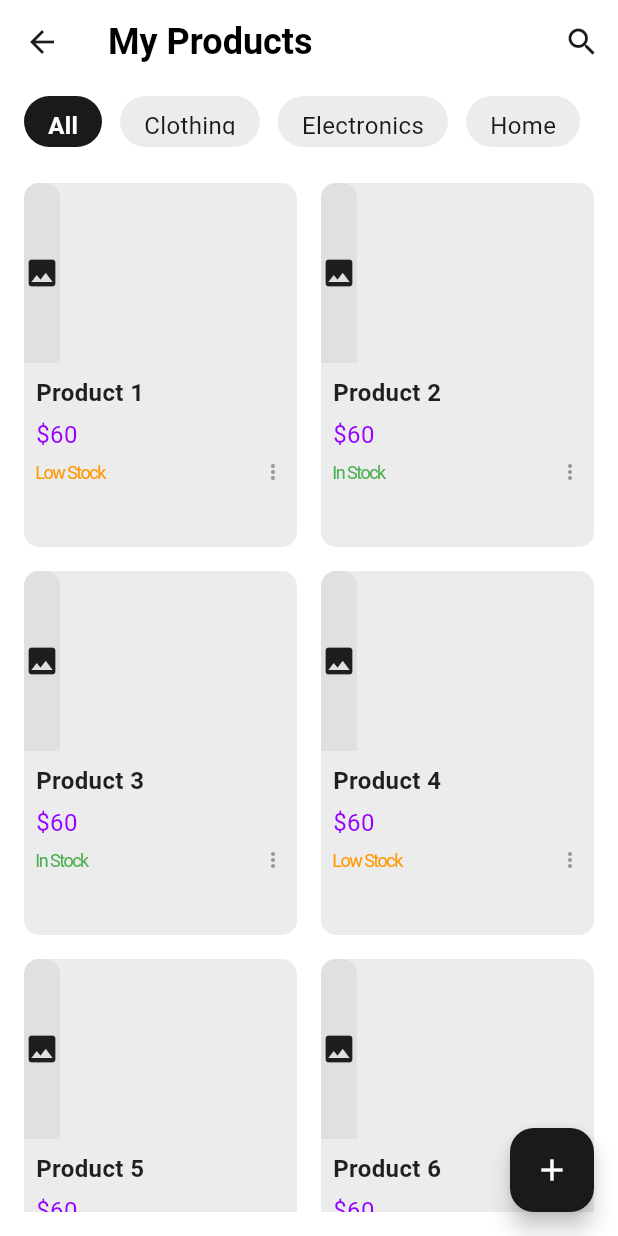
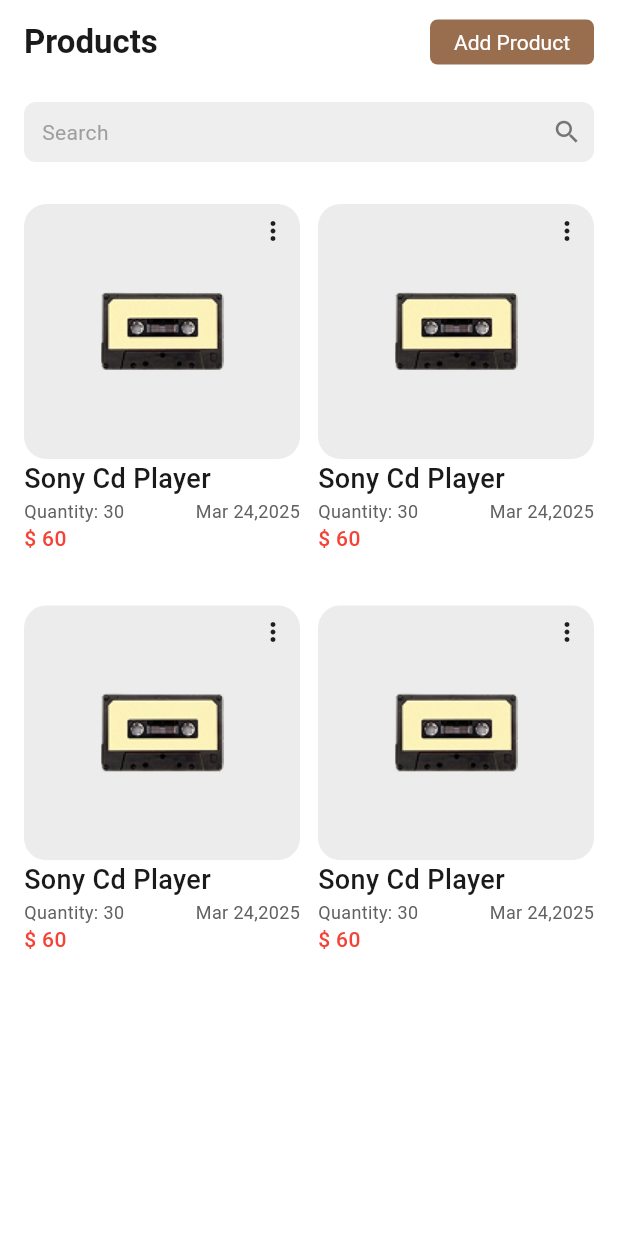
Before and after one commit to suheerthedev/marketplace, a Flutter app: the SellerProductsView screen opened by its route, on a phone screen of 412 x 824 dp. Run offline on Flutter 3.47's test engine with Material 3 defaults, Android fonts, the phone set to English and light mode, and no system bars; our stand-ins replace carousel_slider, font_awesome_flutter, google_fonts, iconsax_flutter, stacked, stacked_services and 1 more.

Commit message:
Completed Seller Product View Design

```diff
--- a/lib/ui/views/home/home_view.dart
+++ b/lib/ui/views/home/home_view.dart
@@ -4,6 +4,7 @@ import 'package:google_fonts/google_fonts.dart';
 import 'package:marketplace/app/app.router.dart';
 import 'package:marketplace/ui/widgets/common/category_card/category_card.dart';
 import 'package:marketplace/ui/widgets/common/product_card_1/product_card_1.dart';
+import 'package:marketplace/ui/widgets/common/search_bar/search_bar.dart';
 import 'package:stacked/stacked.dart';
 
 import 'home_viewmodel.dart';
@@ -16,36 +17,11 @@ class HomeView extends StackedView<HomeViewModel> {
     return Scaffold(
       backgroundColor: Colors.white,
       appBar: AppBar(
-        backgroundColor: Colors.white,
-        automaticallyImplyLeading: false,
-        title: Container(
-          decoration: BoxDecoration(
-            color: Colors.grey[200],
-            borderRadius: BorderRadius.circular(20),
-          ),
-          child: Row(
-            children: [
-              Expanded(
-                child: TextField(
-                  decoration: InputDecoration(
-                    hintText: 'Search',
-                    hintStyle: GoogleFonts.roboto(
-                        color: Colors.grey[600],
-                        fontSize: 16,
-                        fontWeight: FontWeight.w500),
-                    border: InputBorder.none,
-                    contentPadding: const EdgeInsets.symmetric(horizontal: 15),
-                  ),
-                ),
-              ),
-              Padding(
-                padding: const EdgeInsets.only(right: 10.0),
-                child: Icon(Icons.search, color: Colors.grey[500]),
-              ),
-            ],
-          ),
-        ),
-      ),
+          backgroundColor: Colors.white,
+          automaticallyImplyLeading: false,
+          title: CustomSearchBar(
+            isAppBar: true,
+          )),
       body: SafeArea(
         child: SingleChildScrollView(
           child: Padding(
--- a/lib/ui/views/seller_products/seller_products_view.dart
+++ b/lib/ui/views/seller_products/seller_products_view.dart
@@ -1,4 +1,6 @@
 import 'package:flutter/material.dart';
+import 'package:google_fonts/google_fonts.dart';
+import 'package:marketplace/ui/widgets/common/search_bar/search_bar.dart';
 import 'package:stacked/stacked.dart';
 import 'package:marketplace/ui/common/app_colors.dart';
 import 'package:marketplace/ui/common/ui_helpers.dart';
@@ -20,64 +22,38 @@ class SellerProductsView extends StackedView<SellerProductsViewModel> {
       appBar: AppBar(
         backgroundColor: secondaryBackgroundColor,
         elevation: 0,
-        title: Text('My Products', style: AppTextStyles.heading1),
-        actions: [
-          IconButton(
-            icon: const Icon(Icons.search, color: mainTextColor),
-            onPressed: viewModel.searchProducts,
+        automaticallyImplyLeading: false,
+        title: Row(
+          mainAxisAlignment: MainAxisAlignment.spaceBetween,
+          children: [
+            Text("Products",
+                style: GoogleFonts.roboto(
+                    fontSize: 22,
+                    fontWeight: FontWeight.w600,
+                    color: mainTextColor)),
+            Container(
+              padding: const EdgeInsets.symmetric(horizontal: 16, vertical: 6),
+              decoration: BoxDecoration(
+                  color: brownContainerColor,
+                  borderRadius: BorderRadius.circular(5)),
+              child: Text("Add Product",
+                  style: GoogleFonts.roboto(
+                      fontSize: 14,
+                      fontWeight: FontWeight.w400,
+                      color: secondaryTextColor)),
             ),
           ],
         ),
-      floatingActionButton: FloatingActionButton(
-        backgroundColor: mainBtnColor,
-        onPressed: viewModel.addNewProduct,
-        child: const Icon(Icons.add, color: secondaryTextColor),
       ),
       body: SafeArea(
         child: Column(
           crossAxisAlignment: CrossAxisAlignment.start,
           children: [
-            _buildCategoryTabs(viewModel),
+            const CustomSearchBar(),
             Expanded(
               child: _buildProductGrid(viewModel),
             ),
           ],
-        ),
-      ),
-    );
-  }
-
-  Widget _buildCategoryTabs(SellerProductsViewModel viewModel) {
-    return Container(
-      height: 50,
-      padding: const EdgeInsets.symmetric(horizontal: 16, vertical: 8),
-      child: ListView(
-        scrollDirection: Axis.horizontal,
-        children: [
-          _buildCategoryTab('All', true, viewModel),
-          _buildCategoryTab('Clothing', false, viewModel),
-          _buildCategoryTab('Electronics', false, viewModel),
-          _buildCategoryTab('Home', false, viewModel),
-          _buildCategoryTab('Beauty', false, viewModel),
-        ],
-      ),
-    );
-  }
-
-  Widget _buildCategoryTab(
-      String title, bool isActive, SellerProductsViewModel viewModel) {
-    return Container(
-      margin: const EdgeInsets.only(right: 12),
-      padding: const EdgeInsets.symmetric(horizontal: 16, vertical: 8),
-      decoration: BoxDecoration(
-        color: isActive ? mainBtnColor : lightContainerColor,
-        borderRadius: BorderRadius.circular(20),
-      ),
-      child: Text(
-        title,
-        style: AppTextStyles.bodyText1.copyWith(
-          color: isActive ? secondaryTextColor : mainTextColor,
-          fontWeight: isActive ? FontWeight.bold : FontWeight.normal,
         ),
       ),
     );
@@ -89,19 +65,18 @@ class SellerProductsView extends StackedView<SellerProductsViewModel> {
       child: GridView.builder(
         gridDelegate: const SliverGridDelegateWithFixedCrossAxisCount(
           crossAxisCount: 2,
-          childAspectRatio: 0.75,
-          crossAxisSpacing: 16,
-          mainAxisSpacing: 16,
+          childAspectRatio: 0.72,
+          crossAxisSpacing: 12,
+          mainAxisSpacing: 12,
         ),
-        itemCount: 10, // Demo count
+        itemCount: 4, // Show 4 items as in the design
         itemBuilder: (context, index) {
           return _buildProductCard(
-            name: 'Product ${index + 1}',
-            price: "\$60",
-            imageUrl: '',
-            stockStatus: index % 3 == 0 ? 'Low Stock' : 'In Stock',
-            statusColor: index % 3 == 0 ? Colors.orange : Colors.green,
-            onTap: () => viewModel.viewProductDetails(index),
+            name: 'Sony Cd Player',
+            image: 'assets/images/cassette.png',
+            quantity: '30',
+            date: 'Mar 24,2025',
+            price: '\$ 60',
           );
         },
       ),
@@ -110,77 +85,161 @@ class SellerProductsView extends StackedView<SellerProductsViewModel> {
 
   Widget _buildProductCard({
     required String name,
+    required String image,
+    required String quantity,
+    required String date,
     required String price,
-    required String imageUrl,
-    required String stockStatus,
-    required Color statusColor,
-    required VoidCallback onTap,
   }) {
-    return InkWell(
-      onTap: onTap,
+    return SizedBox(
+      child: Stack(children: [
+        Column(
+          crossAxisAlignment: CrossAxisAlignment.start,
+          spacing: 0,
+          children: [
+            ClipRRect(
+              borderRadius: BorderRadius.circular(15),
               child: Container(
-        decoration: BoxDecoration(
+                width: double.infinity,
+                height: 170,
                 color: lightContainerColor,
-          borderRadius: BorderRadius.circular(10),
-        ),
-        child: Column(
-          crossAxisAlignment: CrossAxisAlignment.start,
-          children: [
-            Container(
-              height: 120,
-              decoration: BoxDecoration(
-                color: Colors.grey.shade300,
-                borderRadius: const BorderRadius.only(
-                  topLeft: Radius.circular(10),
-                  topRight: Radius.circular(10),
+                child: Center(
+                  child: Image.asset(image),
                 ),
               ),
-              child: Icon(Icons.image),
             ),
-            Padding(
-              padding: const EdgeInsets.all(8.0),
-              child: Column(
-                crossAxisAlignment: CrossAxisAlignment.start,
-                children: [
             Text(
+              softWrap: true,
               name,
-                    style: AppTextStyles.bodyText1.copyWith(
-                      fontWeight: FontWeight.bold,
+              maxLines: 2,
+              overflow: TextOverflow.ellipsis,
+              style: GoogleFonts.roboto(
+                  fontSize: 18,
+                  fontWeight: FontWeight.w500,
+                  color: mainTextColor),
             ),
-                    maxLines: 1,
-                    overflow: TextOverflow.ellipsis,
-                  ),
-                  verticalSpaceTiny,
-                  Text(
-                    price,
-                    style: AppTextStyles.bodyText1.copyWith(
-                      color: kcPrimaryColor,
-                    ),
-                  ),
-                  verticalSpaceTiny,
             Row(
               mainAxisAlignment: MainAxisAlignment.spaceBetween,
               children: [
                 Text(
-                        stockStatus,
-                        style: AppTextStyles.caption.copyWith(
-                          color: statusColor,
+                  'Quantity: $quantity',
+                  style: GoogleFonts.roboto(
+                    fontSize: 12,
+                    color: Colors.grey.shade700,
                   ),
                 ),
-                      const Icon(
-                        Icons.more_vert,
-                        size: 16,
-                        color: iconColor,
-                      ),
-                    ],
-                  ),
-                ],
+                Text(
+                  date,
+                  style: GoogleFonts.roboto(
+                    fontSize: 12,
+                    color: Colors.grey.shade700,
                   ),
                 ),
               ],
             ),
+            Text(
+              price,
+              maxLines: 1,
+              overflow: TextOverflow.ellipsis,
+              style: GoogleFonts.roboto(
+                  fontSize: 14, fontWeight: FontWeight.w500, color: Colors.red),
+            )
+          ],
         ),
+        const Align(
+          alignment: Alignment.topRight,
+          child: Padding(
+            padding: EdgeInsets.all(8.0),
+            child: Icon(Icons.more_vert, size: 20),
+          ),
+        ),
+      ]),
     );
+    // return Container(
+    //   decoration: BoxDecoration(
+    //     borderRadius: BorderRadius.circular(8),
+    //   ),
+    //   child: Column(
+    //     crossAxisAlignment: CrossAxisAlignment.start,
+    //     children: [
+    //       Stack(
+    //         children: [
+    //           AspectRatio(
+    //             aspectRatio: 1.2,
+    //             child: Container(
+    //               decoration: BoxDecoration(
+    //                 color: Colors.grey.shade300,
+    //                 borderRadius: const BorderRadius.only(
+    //                   topLeft: Radius.circular(8),
+    //                   topRight: Radius.circular(8),
+    //                 ),
+    //               ),
+    //               child: Center(
+    //                 child: Container(
+    //                   width: 80,
+    //                   height: 60,
+    //                   decoration: BoxDecoration(
+    //                     color: Colors.black,
+    //                     border: Border.all(color: Colors.yellow, width: 2),
+    //                     borderRadius: BorderRadius.circular(4),
+    //                   ),
+    //                   child: Center(
+    //                     child: Container(
+    //                       width: 40,
+    //                       height: 3,
+    //                       color: Colors.yellow,
+    //                     ),
+    //                   ),
+    //                 ),
+    //               ),
+    //             ),
+    //           ),
+    //           Positioned(
+    //             top: 8,
+    //             right: 8,
+    //             child: Icon(
+    //               Icons.more_vert,
+    //               color: Colors.grey.shade700,
+    //               size: 20,
+    //             ),
+    //           ),
+    //         ],
+    //       ),
+    //       Padding(
+    //         padding: const EdgeInsets.only(
+    //             left: 8.0, right: 8.0, top: 8.0, bottom: 4.0),
+    //         child: Text(
+    //           name,
+    //           style: GoogleFonts.roboto(
+    //             fontSize: 14,
+    //             fontWeight: FontWeight.w500,
+    //             color: Colors.black,
+    //           ),
+    //         ),
+    //       ),
+    //       Padding(
+    //         padding: const EdgeInsets.only(left: 8.0, right: 8.0, bottom: 4.0),
+    //         child: Text(
+    //           'Quantity: $quantity · $date',
+    //           style: GoogleFonts.roboto(
+    //             fontSize: 12,
+    //             color: Colors.grey.shade700,
+    //           ),
+    //         ),
+    //       ),
+    //       Padding(
+    //         padding: const EdgeInsets.only(left: 8.0, right: 8.0, bottom: 8.0),
+    //         child: Text(
+    //           price,
+    //           style: GoogleFonts.roboto(
+    //             fontSize: 14,
+    //             fontWeight: FontWeight.w500,
+    //             color: Colors.red,
+    //           ),
+    //         ),
+    //       ),
+    //     ],
+    //   ),
+    // );
   }
 
   @override
--- a/lib/ui/widgets/common/product_card_1/product_card_1.dart
+++ b/lib/ui/widgets/common/product_card_1/product_card_1.dart
@@ -24,7 +24,7 @@ class ProductCard1 extends StackedView<ProductCard1Model> {
   ) {
     return InkWell(
       onTap: isTappable ? onTapped : () {},
-      child: Expanded(
+      child: SizedBox(
         child: Stack(children: [
           Column(
             crossAxisAlignment: CrossAxisAlignment.start,
--- a/lib/ui/widgets/common/product_card_3/product_card_3.dart
+++ b/lib/ui/widgets/common/product_card_3/product_card_3.dart
@@ -27,7 +27,7 @@ class ProductCard3 extends StackedView<ProductCard3Model> {
   ) {
     return InkWell(
       onTap: isTappable ? onTapped : () {},
-      child: Expanded(
+      child: SizedBox(
         child: Stack(children: [
           Column(
             crossAxisAlignment: CrossAxisAlignment.start,
--- /dev/null
+++ b/lib/ui/widgets/common/search_bar/search_bar.dart
@@ -0,0 +1,58 @@
+import 'package:flutter/material.dart';
+import 'package:stacked/stacked.dart';
+
+import 'search_bar_model.dart';
+
+class CustomSearchBar extends StackedView<SearchBarModel> {
+  final bool isAppBar;
+  const CustomSearchBar({super.key, this.isAppBar = false});
+
+  @override
+  Widget builder(
+    BuildContext context,
+    SearchBarModel viewModel,
+    Widget? child,
+  ) {
+    return Padding(
+      padding: isAppBar
+          ? EdgeInsets.zero
+          : const EdgeInsets.symmetric(horizontal: 16.0, vertical: 12.0),
+      child: Container(
+        height: 40,
+        decoration: BoxDecoration(
+          color: Colors.grey.shade200,
+          borderRadius: BorderRadius.circular(8.0),
+        ),
+        child: Row(
+          children: [
+            const Padding(
+              padding: EdgeInsets.symmetric(horizontal: 12.0),
+              child: Text(
+                'Search',
+                style: TextStyle(
+                  color: Colors.grey,
+                  fontSize: 14,
+                ),
+              ),
+            ),
+            const Spacer(),
+            Padding(
+              padding: const EdgeInsets.all(8.0),
+              child: Icon(
+                Icons.search,
+                color: Colors.grey.shade600,
+                size: 20,
+              ),
+            ),
+          ],
+        ),
+      ),
+    );
+  }
+
+  @override
+  SearchBarModel viewModelBuilder(
+    BuildContext context,
+  ) =>
+      SearchBarModel();
+}
--- /dev/null
+++ b/lib/ui/widgets/common/search_bar/search_bar_model.dart
@@ -0,0 +1,3 @@
+import 'package:stacked/stacked.dart';
+
+class SearchBarModel extends BaseViewModel {}
```
Also changed, not shown: 1 other file. Lines whose indentation alone changed are shown as unchanged.
